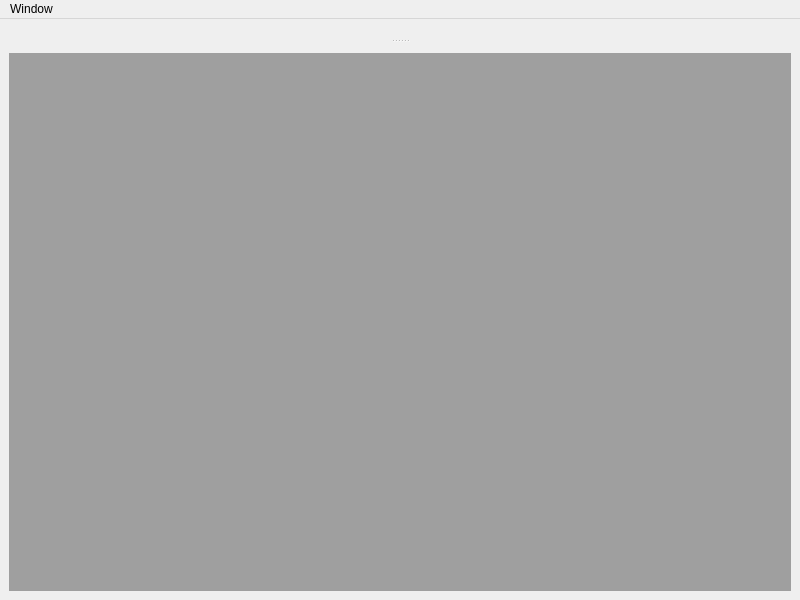
First picture: the form in viewer/viewer.single_shot_viewers/viewer/single_shot_viewers/single_shot_widget.ui, repository light-scattering-iogs/caqtus, before the edit.
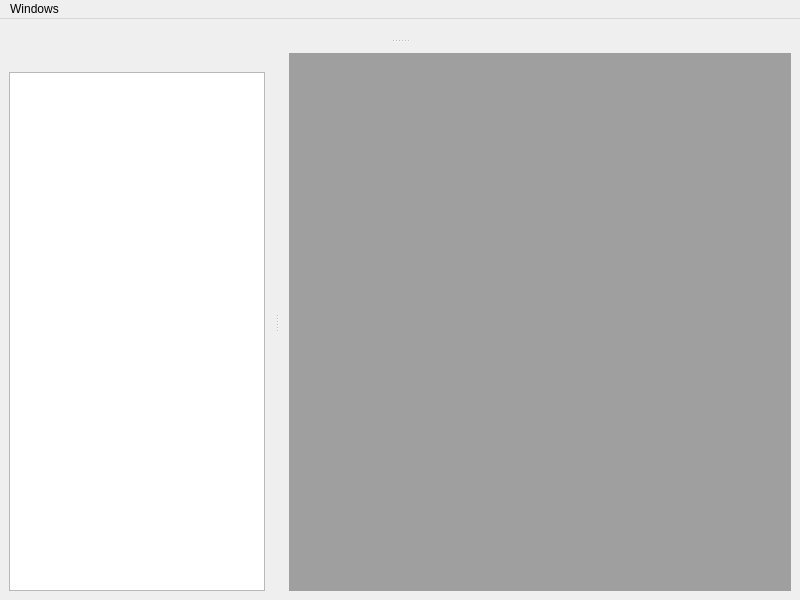
Second picture: the form after the edit.

Commit message: Add sequence hierarchy to single shot viewer

The edit to the form file:
```diff
--- a/viewer/viewer.single_shot_viewers/viewer/single_shot_viewers/single_shot_widget.ui
+++ b/viewer/viewer.single_shot_viewers/viewer/single_shot_viewers/single_shot_widget.ui
@@ -31,7 +31,7 @@
    </property>
    <widget class="QMenu" name="menuWindow">
     <property name="title">
-     <string>Window</string>
+     <string>Windows</string>
     </property>
     <addaction name="_action_cascade"/>
     <addaction name="_action_tile"/>
@@ -47,6 +47,21 @@
    </attribute>
    <widget class="QWidget" name="dockWidgetContents"/>
   </widget>
+  <widget class="QDockWidget" name="_sequence_hierarchy_dock">
+   <property name="features">
+    <set>QDockWidget::NoDockWidgetFeatures</set>
+   </property>
+   <attribute name="dockWidgetArea">
+    <number>1</number>
+   </attribute>
+   <widget class="QWidget" name="dockWidgetContents_2">
+    <layout class="QVBoxLayout" name="verticalLayout_2">
+     <item>
+      <widget class="QTreeView" name="_sequence_hierarchy_view"/>
+     </item>
+    </layout>
+   </widget>
+  </widget>
   <action name="_action_cascade">
    <property name="text">
     <string>Cascade</string>
```
The commit also changes 4 other files.
